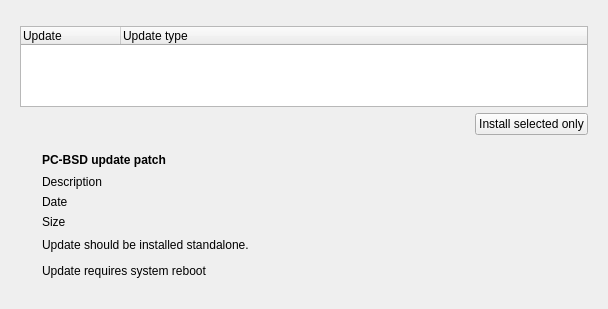
This is src-qt4/pc-updatecenter/sysdetailswidget.ui in trueos/pcbsd as Qt 5 draws it before an edit. The edited form follows.
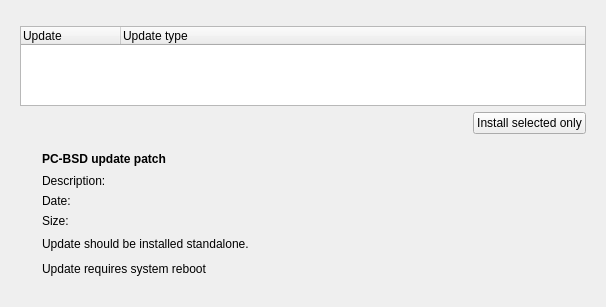
This is the edited form. The open tabs and pages were chosen to show the change. Icons and pictures are not drawn. Custom widgets are drawn as their Qt base class.

Commit message: Make sys patch description label text selectable by mouse

What changed in the file:
```diff
--- a/src-qt4/pc-updatecenter/sysdetailswidget.ui
+++ b/src-qt4/pc-updatecenter/sysdetailswidget.ui
@@ -6,8 +6,8 @@
    <rect>
     <x>0</x>
     <y>0</y>
-    <width>608</width>
-    <height>309</height>
+    <width>606</width>
+    <height>307</height>
    </rect>
   </property>
   <property name="windowTitle">
@@ -103,7 +103,7 @@
                <item row="0" column="0">
                 <widget class="QLabel" name="label_12">
                  <property name="text">
-                  <string>Description</string>
+                  <string>Description:</string>
                  </property>
                 </widget>
                </item>
@@ -117,7 +117,7 @@
                <item row="1" column="0">
                 <widget class="QLabel" name="label_10">
                  <property name="text">
-                  <string>Date</string>
+                  <string>Date:</string>
                  </property>
                 </widget>
                </item>
@@ -131,7 +131,7 @@
                <item row="2" column="0">
                 <widget class="QLabel" name="label_11">
                  <property name="text">
-                  <string>Size</string>
+                  <string>Size:</string>
                  </property>
                 </widget>
                </item>
```
Left out of the diff: 5 changed lines with no effect on the pictures.
